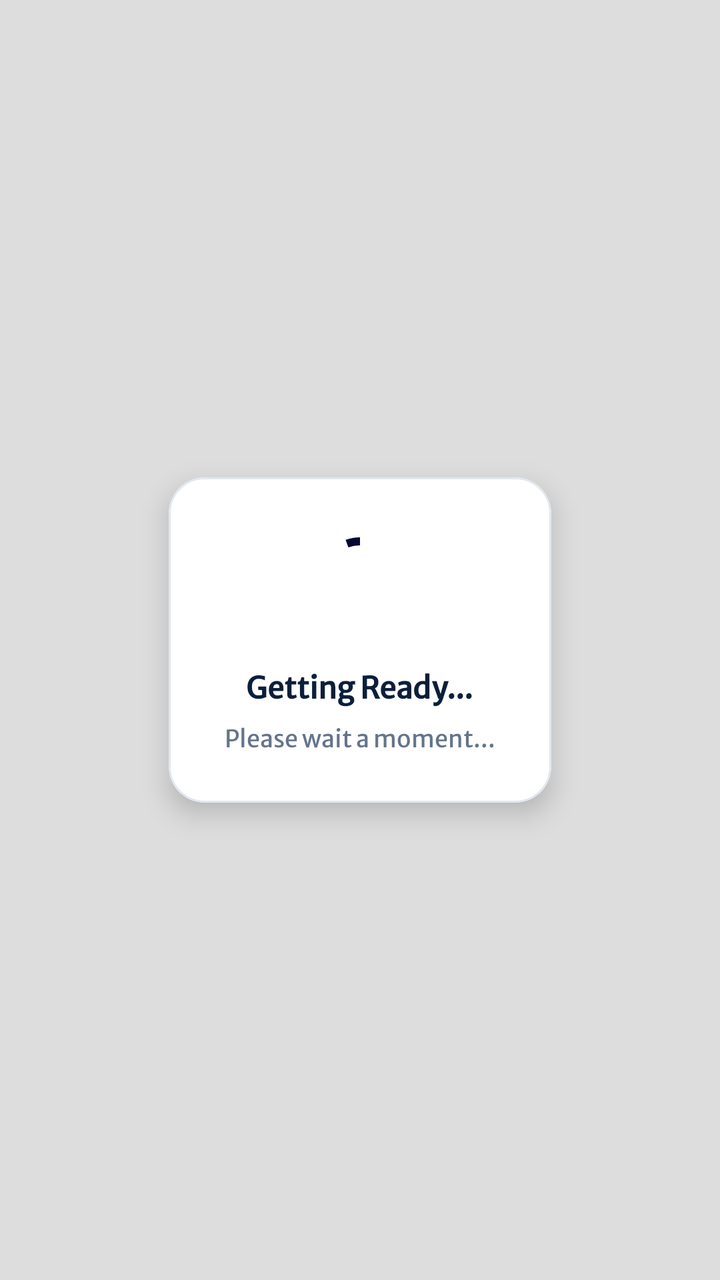
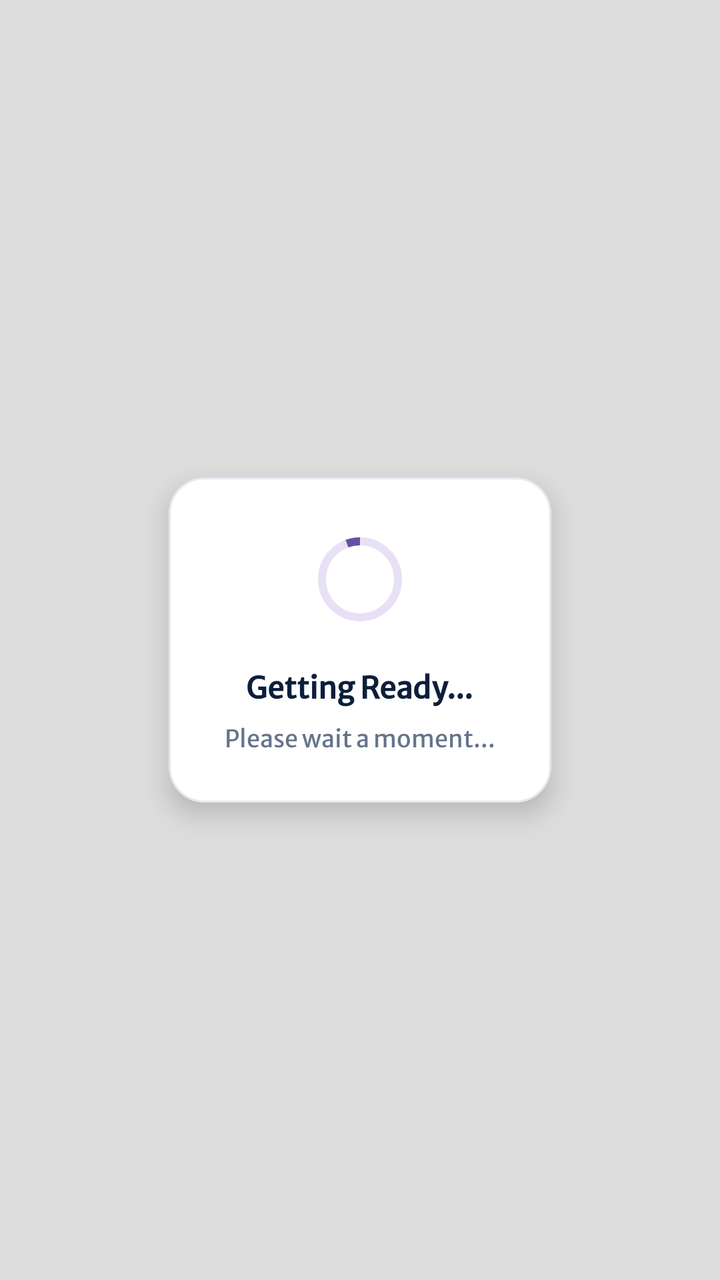

An Android layout rendered at two revisions. The XML below is the earlier revision; the diff shows what the commit changed to produce the second picture.
<!-- AndroidManifest.xml: application theme Theme.PractiX -->
<!-- res/layout/view_api_loader.xml -->
<?xml version="1.0" encoding="utf-8"?>
<FrameLayout
    xmlns:android="http://schemas.android.com/apk/res/android"
    xmlns:app="http://schemas.android.com/apk/res-auto"

    android:id="@+id/apiLoaderOverlay"

    android:layout_width="match_parent"
    android:layout_height="match_parent"

    android:background="#22000000"

    android:clickable="true"
    android:focusable="true">


    

    <com.google.android.material.card.MaterialCardView

        android:layout_width="wrap_content"
        android:layout_height="wrap_content"

        android:layout_gravity="center"

        app:cardBackgroundColor="@color/cardBgColor"
        app:cardCornerRadius="18dp"
        app:cardElevation="8dp"
        app:strokeColor="@color/strokeCardColor"
        app:strokeWidth="1dp">


        <LinearLayout

            android:layout_width="wrap_content"
            android:layout_height="wrap_content"

            android:minWidth="190dp"

            android:gravity="center"

            android:orientation="vertical"

            android:paddingStart="28dp"
            android:paddingTop="26dp"
            android:paddingEnd="28dp"
            android:paddingBottom="24dp">


            

            <com.google.android.material.progressindicator.CircularProgressIndicator

                android:id="@+id/apiLoaderProgress"

                android:layout_width="42dp"
                android:layout_height="42dp"

                android:indeterminate="true"

                app:indicatorSize="42dp"
                app:trackThickness="4dp" />


            

            <TextView

                android:id="@+id/apiLoaderTitle"

                android:layout_width="wrap_content"
                android:layout_height="wrap_content"

                android:layout_marginTop="16dp"

                android:fontFamily="@font/msans"

                android:text="Getting Ready..."
                android:textColor="@color/subjectNameTextColor"
                android:textSize="15sp"
                android:textStyle="bold" />


            

            <TextView

                android:layout_width="wrap_content"
                android:layout_height="wrap_content"

                android:layout_marginTop="5dp"

                android:fontFamily="@font/msans"

                android:text="Please wait a moment..."
                android:textColor="@color/progressHeader2TextColor"
                android:textSize="12sp" />

        </LinearLayout>

    </com.google.android.material.card.MaterialCardView>

</FrameLayout>
<!-- resources referenced by this layout -->
<resources>
  <color name="cardBgColor">#FFFFFF</color>
  <color name="progressHeader2TextColor">#64748B</color>
  <color name="strokeCardColor">#E2E8F0</color>
  <color name="subjectNameTextColor">#0B1F3A</color>
  <style name="Theme.PractiX" parent="Theme.MaterialComponents.DayNight.NoActionBar">
          
          <item name="colorPrimary">@color/primaryBlue</item>
          <item name="colorPrimaryVariant">@color/primaryBlue</item>
          <item name="colorOnPrimary">@color/white</item>
          
          <item name="colorSecondary">@color/teal_200</item>
          <item name="colorSecondaryVariant">@color/teal_700</item>
          <item name="colorOnSecondary">@color/black</item>
          
          <item name="android:statusBarColor">?attr/colorPrimaryVariant</item>
  
          
      </style>
  <color name="primaryBlue">#060932</color>
  <color name="white">#FFFFFFFF</color>
  <color name="teal_200">#FF03DAC5</color>
  <color name="teal_700">#FF018786</color>
  <color name="black">#FF000000</color>
</resources>

<!-- the commit's change to res/layout/view_api_loader.xml (unified diff, before → after) -->
@@ -50,16 +50,15 @@
             
 
             <com.google.android.material.progressindicator.CircularProgressIndicator
-
                 android:id="@+id/apiLoaderProgress"
-
                 android:layout_width="42dp"
                 android:layout_height="42dp"
-
                 android:indeterminate="true"
 
                 app:indicatorSize="42dp"
-                app:trackThickness="4dp" />
+                app:trackThickness="4dp"
+                app:indicatorColor="@color/primary_color"
+                app:trackColor="@color/progress_track_color" />
 
 
             
<!-- resource entries referenced after the edit -->
@@ -1,7 +1,9 @@
 <!-- resources referenced by this layout -->
 <resources>
   <color name="cardBgColor">#FFFFFF</color>
+  <color name="primary_color">#6750A4</color>
   <color name="progressHeader2TextColor">#64748B</color>
+  <color name="progress_track_color">#E8E0F5</color>
   <color name="strokeCardColor">#E2E8F0</color>
   <color name="subjectNameTextColor">#0B1F3A</color>
   <style name="Theme.PractiX" parent="Theme.MaterialComponents.DayNight.NoActionBar">
